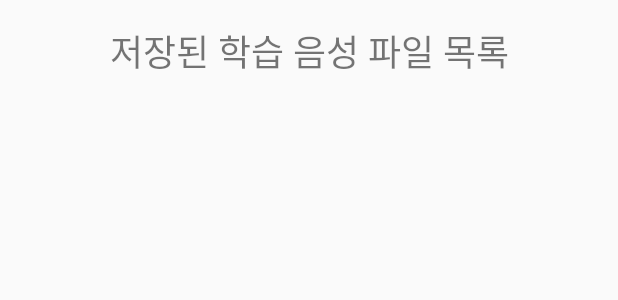
After one commit to Pronunciation-recognition-AI/main, an Android app built with Jetpack Compose: the layout activity_manage.xml on its own in the app's theme, with its tools: preview values and no code run, on a phone screen of 412 x 824 dp. The commit adds this screen. Shown: the top 300 px of the screen. Run offline under Robolectric (Android 15) with nearby library versions, the phone set to English and light mode, and no system bars.

Commit message:
feat: 음성 파일 관리 구현

```diff
--- a/app/src/main/AndroidManifest.xml
+++ b/app/src/main/AndroidManifest.xml
@@ -39,6 +39,10 @@
             android:name=".LearningActivity"
             android:exported="true"
             android:label="음성 학습" />
+        <activity
+            android:name=".ManageActivity"
+            android:exported="true"
+            android:label="학습 관리" />
 
 
     </application>
--- /dev/null
+++ b/app/src/main/res/layout/activity_manage.xml
@@ -0,0 +1,29 @@
+<?xml version="1.0" encoding="utf-8"?>
+<androidx.constraintlayout.widget.ConstraintLayout xmlns:android="http://schemas.android.com/apk/res/android"
+    xmlns:app="http://schemas.android.com/apk/res-auto"
+    android:layout_width="match_parent"
+    android:layout_height="match_parent"
+    android:padding="16dp">
+
+    <TextView
+        android:id="@+id/textView"
+        android:layout_width="wrap_content"
+        android:layout_height="wrap_content"
+        android:text="저장된 학습 음성 파일 목록"
+        android:textSize="24sp"
+        android:layout_marginBottom="16dp"
+        app:layout_constraintTop_toTopOf="parent"
+        app:layout_constraintStart_toStartOf="parent"
+        app:layout_constraintEnd_toEndOf="parent" />
+
+    <ListView
+        android:id="@+id/listView"
+        android:layout_width="0dp"
+        android:layout_height="0dp"
+        android:layout_marginTop="16dp"
+        app:layout_constraintTop_toBottomOf="@id/textView"
+        app:layout_constraintStart_toStartOf="parent"
+        app:layout_constraintEnd_toEndOf="parent"
+        app:layout_constraintBottom_toBottomOf="parent" />
+
+</androidx.constraintlayout.widget.ConstraintLayout>
```
Also changed, not shown: app/src/main/java/com/example/hackathon_project/HomeActivity.kt (+9 -0 lines), app/src/main/java/com/example/hackathon_project/ManageActivity.kt (added, +91 -0 lines), app/src/main/res/layout/activity_home.xml (+10 -1 lines).
